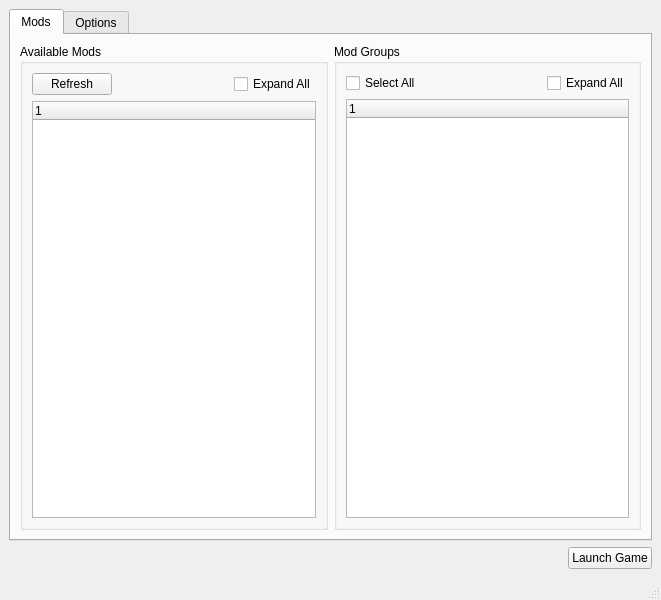
The window that mainwindow.ui (leyondlee/Arma3ModLauncher) describes before a commit, drawn with Qt 5.
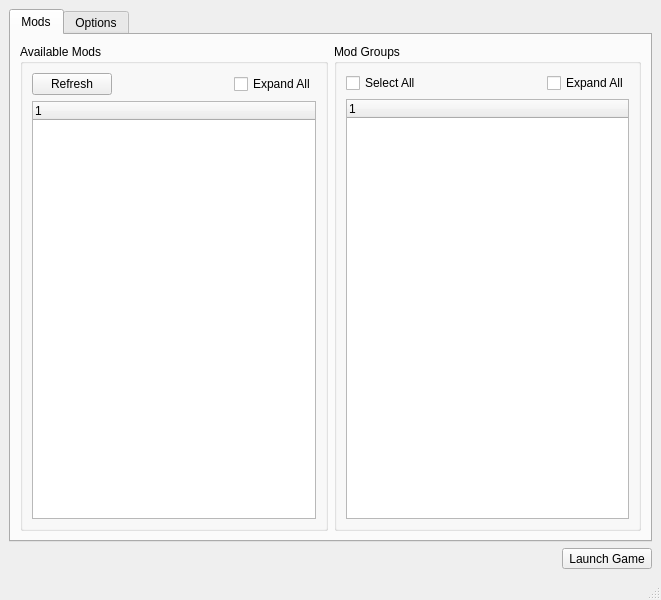
The same window after the commit. Custom widgets are drawn as their Qt base class.

Commit message: Implement launch game function

```diff
--- a/mainwindow.ui
+++ b/mainwindow.ui
@@ -328,7 +328,7 @@
        </spacer>
       </item>
       <item>
-       <widget class="QPushButton" name="launchGamePushButton">
+       <widget class="QToolButton" name="launchGameToolButton">
         <property name="text">
          <string>Launch Game</string>
         </property>
```
The commit also changes 12 other files.
